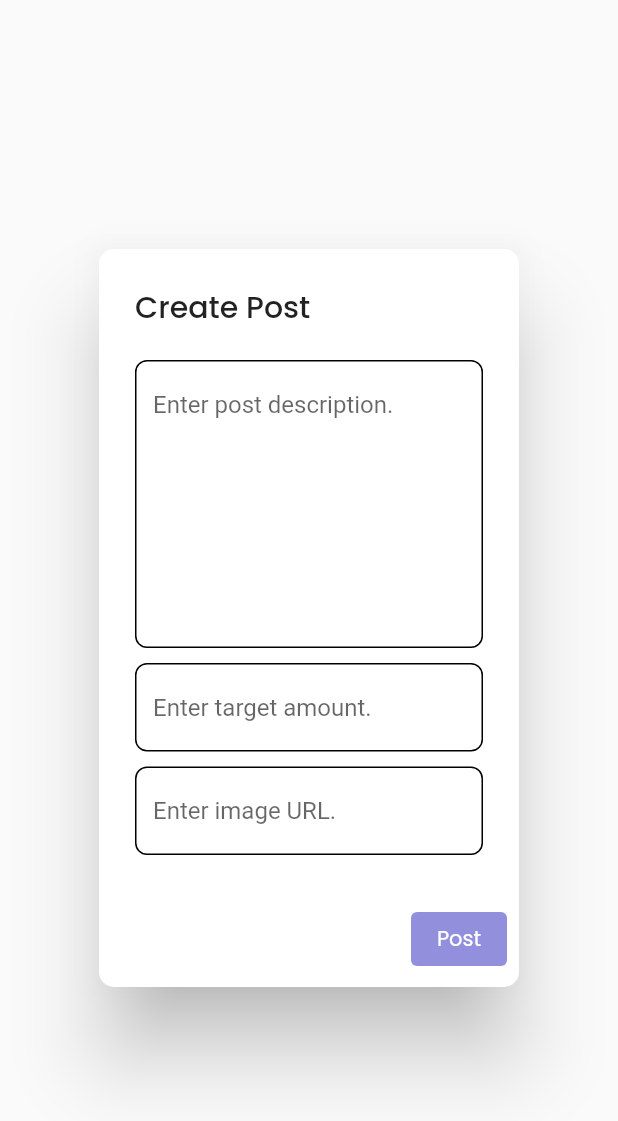
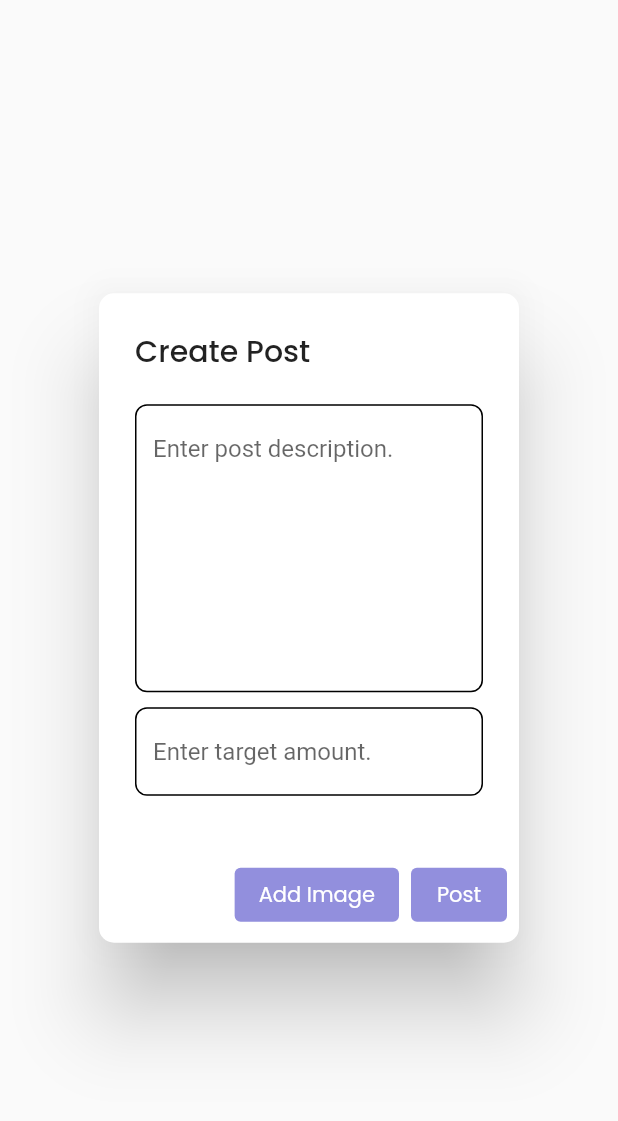
Before and after one commit to Aaryam/samaritan, a Flutter app: the PostDialog widget shown alone on an empty page, opened directly with empty values, after a tap on "Post", on a phone screen of 412 x 824 dp. Shown: the top 1121 px of the screen. Run offline on Flutter 3.47's test engine with Material 2 defaults, Android fonts, the phone set to English and light mode, and no system bars; our stand-ins replace cloud_firestore, firebase_auth, firebase_core, firebase_storage, google_sign_in, image_picker and 1 more; missing offline and left inert: upi_india; accounts and stored records are empty; network calls fail.

Commit message:
Added image uploading and integrated it to the posts

```diff
--- a/lib/screens/infoscreen.dart
+++ b/lib/screens/infoscreen.dart
@@ -47,7 +47,9 @@ class InfoScreenState extends State<InfoScreen> {
               ClipRRect(
                 borderRadius: BorderRadius.circular(12.0),
                 child: Image.network(
-                  widget.imageLink != '' ? 'https://hips.hearstapps.com/hmg-prod/images/dog-puppy-on-garden-royalty-free-image-1586966191.jpg?crop=0.752xw:1.00xh;0.175xw,0&resize=1200:*' : widget.imageLink,
+                  widget.imageLink == '' ? 'https://hips.hearstapps.com/hmg-prod/images/dog-puppy-on-garden-royalty-free-image-1586966191.jpg?crop=0.752xw:1.00xh;0.175xw,0&resize=1200:*' : widget.imageLink,
+                  height: MediaQuery.of(context).size.height * 0.5,
+                  fit: BoxFit.cover,
                 ),
               ),
               const Padding(
--- a/lib/widgets/postdialog.dart
+++ b/lib/widgets/postdialog.dart
@@ -1,9 +1,14 @@
 import 'package:firebase_auth/firebase_auth.dart';
 import 'package:flutter/material.dart';
+import 'package:image_picker/image_picker.dart';
 import 'package:samaritan/misc/utilities.dart';
 
 class PostDialog extends StatelessWidget {
-  const PostDialog({super.key, required this.descriptionController, required this.targetAmountController, required this.imageUrlController});
+  const PostDialog(
+      {super.key,
+      required this.descriptionController,
+      required this.targetAmountController,
+      required this.imageUrlController});
 
   final TextEditingController descriptionController;
   final TextEditingController targetAmountController;
@@ -11,6 +16,8 @@ class PostDialog extends StatelessWidget {
 
   @override
   Widget build(BuildContext context) {
+    XFile? postImage = null;
+
     return AlertDialog(
       shape: RoundedRectangleBorder(
         borderRadius: BorderRadius.circular(10.0),
@@ -52,7 +59,7 @@ class PostDialog extends StatelessWidget {
               ),
             ),
             const SizedBox(height: 10.0),
-          TextField(
+            /*TextField(
             controller: imageUrlController,
             decoration: InputDecoration(
               hintText: 'Enter image URL.',
@@ -63,7 +70,7 @@ class PostDialog extends StatelessWidget {
                 borderRadius: BorderRadius.circular(8.0),
               ),
             ),
-          ),
+          ),*/
           ],
         ),
       ),
@@ -75,12 +82,36 @@ class PostDialog extends StatelessWidget {
             textStyle: const TextStyle(fontFamily: 'Poppins'),
           ),
           onPressed: () async {
-            String displayName = await UserUtilities.getNameFromEmail(FirebaseAuth.instance.currentUser!.email as String);
+            ImagePicker picker = ImagePicker();
+            XFile? imageFile =
+                await picker.pickImage(source: ImageSource.gallery);
+
+            if (imageFile != null) {
+              postImage = imageFile;
+            }
+          },
+          child: const Text('Add Image'),
+        ),
+        ElevatedButton(
+          style: ElevatedButton.styleFrom(
+            backgroundColor: const Color.fromRGBO(146, 143, 221, 1),
+            elevation: 0,
+            textStyle: const TextStyle(fontFamily: 'Poppins'),
+          ),
+          onPressed: () async {
+            String displayName = await UserUtilities.getNameFromEmail(
+                FirebaseAuth.instance.currentUser!.email as String);
             String description = descriptionController.text;
             double targetAmount = double.parse(targetAmountController.text);
             String imageUrl = imageUrlController.text;
 
-            UserUtilities.createPost(displayName, FirebaseAuth.instance.currentUser!.email as String, description, targetAmount, 0.0, imageUrl);
+            await UserUtilities.createPost(
+                displayName,
+                FirebaseAuth.instance.currentUser!.email as String,
+                description,
+                targetAmount,
+                0.0,
+                postImage);
 
             Navigator.pop(context);
           },
--- a/pubspec.yaml
+++ b/pubspec.yaml
@@ -41,6 +41,7 @@ dependencies:
   firebase_core: ^2.9.0
   firebase_analytics: ^10.2.0
   firebase_auth: ^4.4.0
+  firebase_storage: ^11.1.0
   cloud_firestore: ^4.5.0
   google_sign_in: ^6.1.0
   uuid: ^3.0.7
```
Also changed, not shown: lib/misc/utilities.dart (+48 -3 lines), pubspec.lock, 1 other file. Lines whose indentation alone changed are shown as unchanged.
